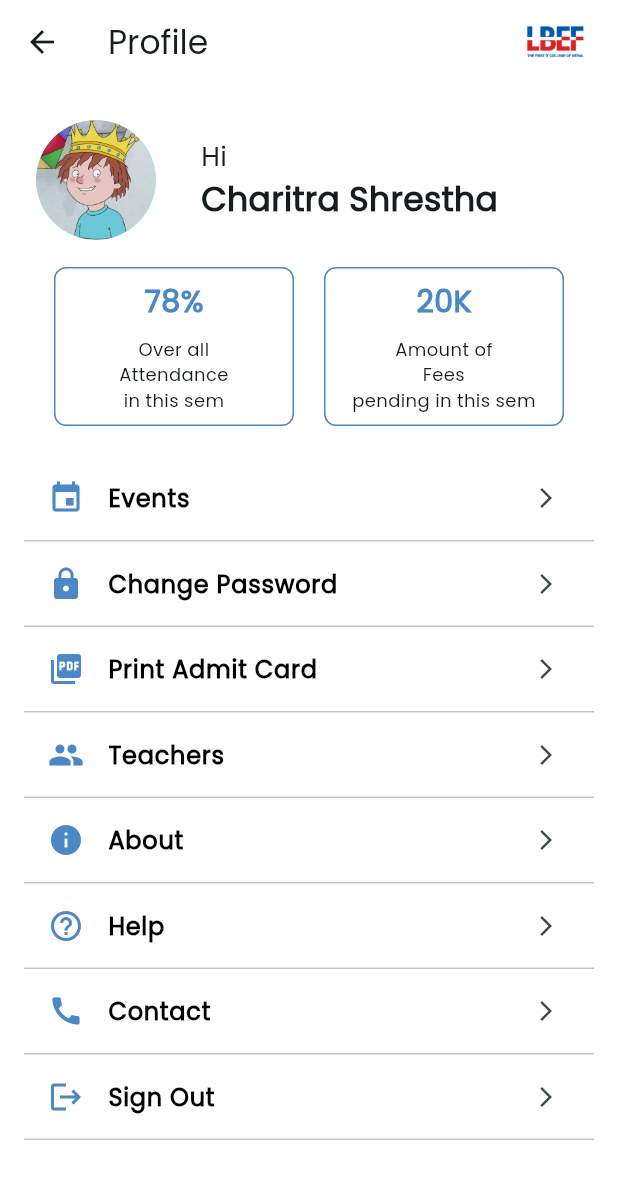
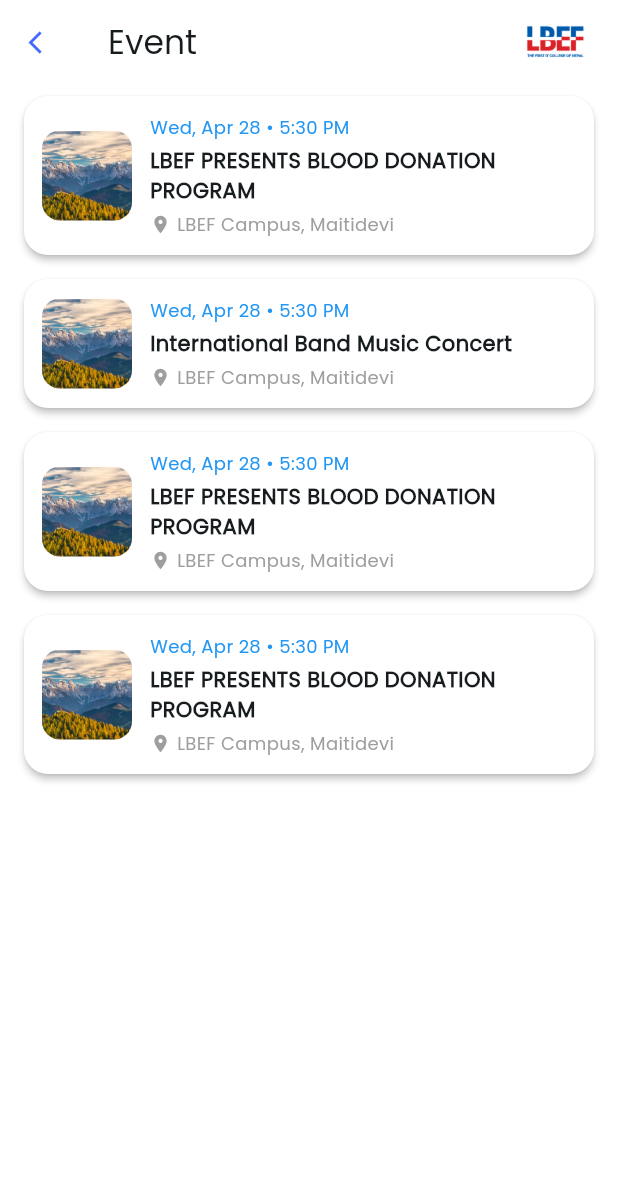
Before and after one commit to charitraa/CollegeApp, a Flutter app: the ProfilePage screen opened directly, after a tap on "Events", on a phone screen of 412 x 824 dp. Shown: the top 1179 px of the screen. Run offline on Flutter 3.47's test engine with Material 3 defaults, Android fonts, the phone set to English and light mode, and no system bars; our stand-ins replace another_flushbar, curved_labeled_navigation_bar, image_picker, loading_indicator, logger, shared_preferences and 1 more; accounts and stored records are empty; network calls fail.

Commit message:
added events

```diff
--- a/lib/screen/student/profile/changePassword/change_password.dart
+++ b/lib/screen/student/profile/changePassword/change_password.dart
@@ -55,6 +55,8 @@
                 keyboardType: TextInputType.visiblePassword,
                 onChanged: (value) {},
               ),
+              const SizedBox(height: 5),
+
               PasswordTextfield(
                 text: 'New Password',
                 hintText: 'Enter your new password',
@@ -66,6 +68,8 @@
                 keyboardType: TextInputType.visiblePassword,
                 onChanged: (value) {},
               ),
+              const SizedBox(height: 5),
+
               PasswordTextfield(
                 text: 'Confirm New Password',
                 hintText: 'Re-enter your new password',
--- /dev/null
+++ b/lib/screen/student/profile/event/event.dart
@@ -0,0 +1,88 @@
+import 'package:flutter/material.dart';
+import 'package:lbef/resource/colors.dart';
+import 'package:lbef/screen/student/profile/event/widgets/event_card.dart';
+
+class Event extends StatefulWidget {
+  const Event({super.key});
+
+  @override
+  State<Event> createState() => _EventState();
+}
+
+class _EventState extends State<Event> {
+  final List<Map<String, String>> events = [
+    {
+      'title': 'LBEF PRESENTS BLOOD DONATION PROGRAM',
+      'dateTime': 'Wed, Apr 28 • 5:30 PM',
+      'location': 'LBEF Campus, Maitidevi',
+    },
+    {
+      'title': 'International Band Music Concert',
+      'dateTime': 'Wed, Apr 28 • 5:30 PM',
+      'location': 'LBEF Campus, Maitidevi',
+    },
+    {
+      'title': 'LBEF PRESENTS BLOOD DONATION PROGRAM',
+      'dateTime': 'Wed, Apr 28 • 5:30 PM',
+      'location': 'LBEF Campus, Maitidevi',
+    },
+    {
+      'title': 'LBEF PRESENTS BLOOD DONATION PROGRAM',
+      'dateTime': 'Wed, Apr 28 • 5:30 PM',
+      'location': 'LBEF Campus, Maitidevi',
+    },
+  ];
+
+  @override
+  Widget build(BuildContext context) {
+    return Scaffold(
+      backgroundColor: Colors.white,
+      appBar: AppBar(
+        backgroundColor: Colors.white,
+        title: const Text(
+          "Event",
+          style: TextStyle(fontFamily: 'poppins'),
+        ),
+        leading: IconButton(
+          icon: Icon(Icons.arrow_back_ios, color: AppColors.primary),
+          onPressed: () {
+            Navigator.pop(context);
+          },
+          iconSize: 18,
+        ),
+        actions: const [
+          Image(
+            image: AssetImage('assets/images/lbef.png'),
+            width: 56,
+            height: 50,
+            fit: BoxFit.cover,
+          ),
+          SizedBox(width: 14),
+        ],
+      ),
+      body: SafeArea(
+        child: Column(
+          children: [
+            // Header
+
+            // Event List
+            Expanded(
+              child: ListView.builder(
+                padding: const EdgeInsets.symmetric(horizontal: 16.0),
+                itemCount: events.length,
+                itemBuilder: (context, index) {
+                  final event = events[index];
+                  return EventCard(
+                    title: event['title']!,
+                    dateTime: event['dateTime']!,
+                    location: event['location']!,
+                  );
+                },
+              ),
+            ),
+          ],
+        ),
+      ),
+    );
+  }
+}
--- /dev/null
+++ b/lib/screen/student/profile/event/widgets/event_card.dart
@@ -0,0 +1,79 @@
+import 'package:flutter/material.dart';
+
+class EventCard extends StatelessWidget {
+  final String title;
+  final String dateTime;
+  final String location;
+
+  const EventCard({
+    super.key,
+    required this.title,
+    required this.dateTime,
+    required this.location,
+  });
+
+  @override
+  Widget build(BuildContext context) {
+    return Card(
+      color: Colors.white,
+      margin: const EdgeInsets.symmetric(vertical: 8),
+      elevation: 2,
+      shape: RoundedRectangleBorder(borderRadius: BorderRadius.circular(16)),
+      child: Padding(
+        padding: const EdgeInsets.all(12.0),
+        child: Row(
+          children: [
+            // Event image
+            ClipRRect(
+              borderRadius: BorderRadius.circular(12),
+              child: Image.asset(
+                'assets/images/mountain.jpg', // Make sure this image exists
+                height: 60,
+                width: 60,
+                fit: BoxFit.cover,
+              ),
+            ),
+            const SizedBox(width: 12),
+            // Event details
+            Expanded(
+              child: Column(
+                crossAxisAlignment: CrossAxisAlignment.start,
+                children: [
+                  Text(
+                    dateTime,
+                    style: const TextStyle(
+                      fontSize: 12,
+                      color: Colors.blue,
+                      fontWeight: FontWeight.w500,
+                    ),
+                  ),
+                  const SizedBox(height: 4),
+                  Text(
+                    title,
+                    style: const TextStyle(
+                      fontSize: 14,
+                      fontWeight: FontWeight.bold,
+                    ),
+                  ),
+                  const SizedBox(height: 4),
+                  Row(
+                    children: [
+                      const Icon(Icons.location_on,
+                          size: 14, color: Colors.grey),
+                      const SizedBox(width: 4),
+                      Text(
+                        location,
+                        style:
+                            const TextStyle(fontSize: 12, color: Colors.grey),
+                      ),
+                    ],
+                  ),
+                ],
+              ),
+            )
+          ],
+        ),
+      ),
+    );
+  }
+}
--- a/lib/screen/student/profile/profile.dart
+++ b/lib/screen/student/profile/profile.dart
@@ -1,5 +1,7 @@
 import 'package:flutter/material.dart';
 import 'package:lbef/screen/student/profile/changePassword/change_password.dart';
+import 'package:lbef/screen/student/profile/event/event.dart';
+import 'package:lbef/screen/student/profile/teachers/teachers.dart';
 import 'package:lbef/screen/student/profile/widgets/build_list_tile.dart';
 import 'package:lbef/screen/student/profile/widgets/info_box.dart';
 
@@ -71,7 +73,27 @@
               const SizedBox(height: 20),
 
               // List Items
-              buildListTile(Icons.event, 'Events', () {}),
+              buildListTile(Icons.event, 'Events', () {
+                Navigator.of(context).push(
+                  PageRouteBuilder(
+                    pageBuilder: (context, animation, secondaryAnimation) =>
+                        const Event(),
+                    transitionsBuilder:
+                        (context, animation, secondaryAnimation, child) {
+                      const begin = Offset(1.0, 0.0);
+                      const end = Offset.zero;
+                      const curve = Curves.easeInOut;
+                      var tween = Tween(begin: begin, end: end)
+                          .chain(CurveTween(curve: curve));
+                      var offsetAnimation = animation.drive(tween);
+                      return SlideTransition(
+                        position: offsetAnimation,
+                        child: child,
+                      );
+                    },
+                  ),
+                );
+              }),
               buildListTile(Icons.lock, 'Change Password', () {
                 Navigator.of(context).push(
                   PageRouteBuilder(
@@ -94,7 +116,27 @@
                 );
               }),
               buildListTile(Icons.picture_as_pdf, 'Print Admit Card', () {}),
-              buildListTile(Icons.people, 'Teachers', () {}),
+              buildListTile(Icons.people, 'Teachers', () {
+                Navigator.of(context).push(
+                  PageRouteBuilder(
+                    pageBuilder: (context, animation, secondaryAnimation) =>
+                        const TeachersPage(),
+                    transitionsBuilder:
+                        (context, animation, secondaryAnimation, child) {
+                      const begin = Offset(1.0, 0.0);
+                      const end = Offset.zero;
+                      const curve = Curves.easeInOut;
+                      var tween = Tween(begin: begin, end: end)
+                          .chain(CurveTween(curve: curve));
+                      var offsetAnimation = animation.drive(tween);
+                      return SlideTransition(
+                        position: offsetAnimation,
+                        child: child,
+                      );
+                    },
+                  ),
+                );
+              }),
               buildListTile(Icons.info, 'About', () {}),
               buildListTile(Icons.help_outline, 'Help', () {}),
               buildListTile(Icons.call, 'Contact', () {}),
```
Also changed, not shown: lib/screen/student/notification/notification.dart (+16 -7 lines), lib/screen/student/profile/teachers/teachers.dart (added, +207 -0 lines), 4 other files.
